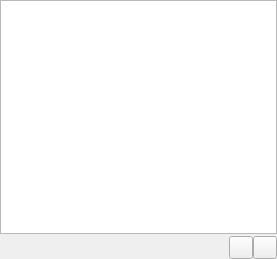
The window that streams/streamspage.ui (CDrummond/cantata) describes before a commit, drawn with Qt 5.
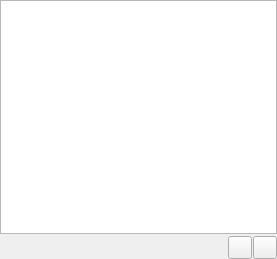
The same window after the commit. Custom widgets are drawn as their Qt base class.

Diff of the .ui file:
```diff
--- a/streams/streamspage.ui
+++ b/streams/streamspage.ui
@@ -38,7 +38,7 @@
    <item>
     <layout class="QHBoxLayout" name="hlayout">
      <property name="spacing">
-      <number>0</number>
+      <number>1</number>
      </property>
      <property name="leftMargin">
       <number>0</number>
```
